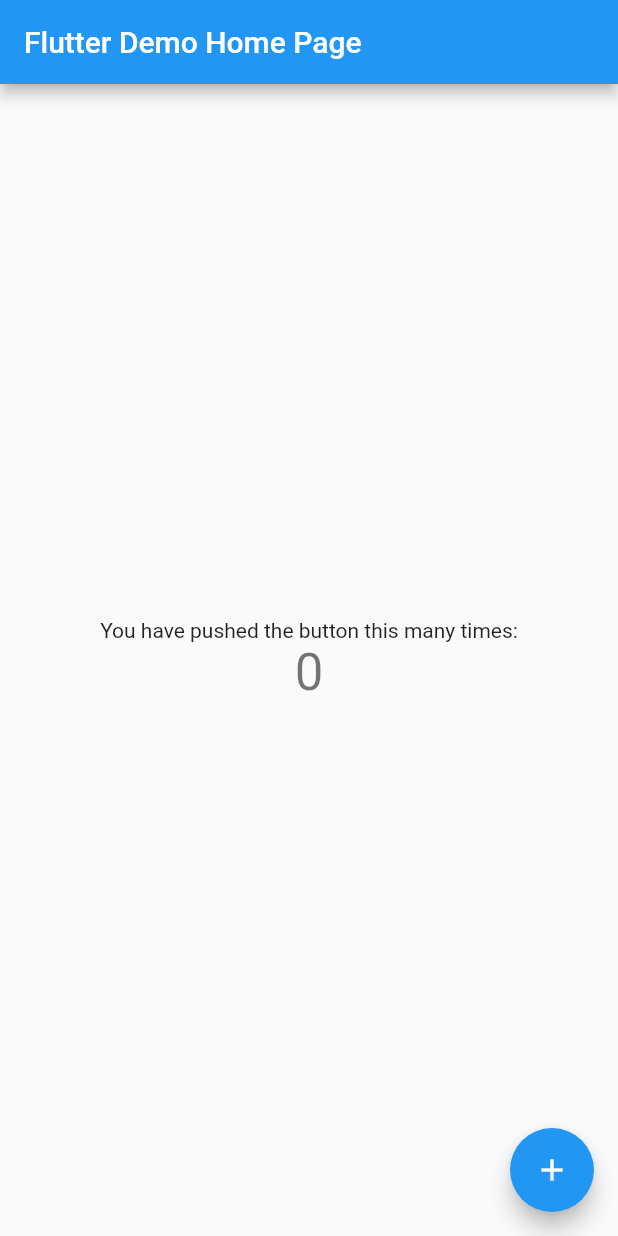
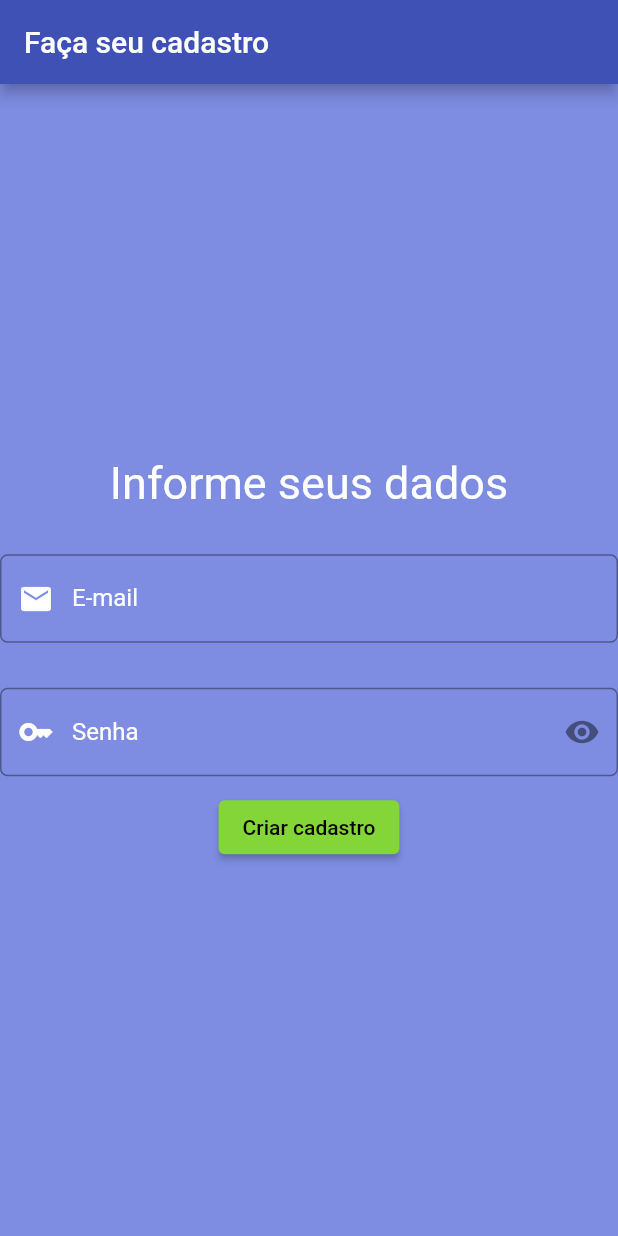
Before and after one commit to xk08/FlutterProjects--Cadastro_e_Login, a Flutter app: the screen it shows after launch, on a phone screen of 412 x 824 dp. Run offline on Flutter 3.47's test engine with Material 2 defaults, Android fonts, the light colour scheme and no system bars.

Commit message:
Evoluindo o projeto

```diff
--- /dev/null
+++ b/lib/cadastro/controllers/cadastro_controller.dart
@@ -0,0 +1,9 @@
+// ignore_for_file: avoid_print
+
+class CadastroController {
+  const CadastroController();
+
+  teste() {
+    print("Continua daqui...");
+  }
+}
--- /dev/null
+++ b/lib/cadastro/pages/cadastro_page.dart
@@ -0,0 +1,119 @@
+// ignore_for_file: avoid_print
+
+import 'package:cadastro_e_login/cadastro/controllers/cadastro_controller.dart';
+import 'package:cadastro_e_login/shared/widgets/button_widget.dart';
+import 'package:cadastro_e_login/shared/widgets/simple_text_widget.dart';
+import 'package:cadastro_e_login/shared/widgets/text_form_field_widget.dart';
+import 'package:flutter/material.dart';
+
+class CadastroPage extends StatefulWidget {
+  final String tituloPagina;
+  const CadastroPage({super.key, required this.tituloPagina});
+
+  @override
+  // ignore: no_logic_in_create_state
+  // ignore: todo
+  //TODO: Verificar o motivo da recomendação...
+  // ignore: no_logic_in_create_state
+  State<CadastroPage> createState() => _CadastroPageState(tituloPagina);
+}
+
+class _CadastroPageState extends State<CadastroPage> {
+  //Declara porém, inicia no initState da página
+  late CadastroController cadastroController;
+
+  final String tituloPagina;
+
+  bool obsecureTextPassword = true;
+  bool botaoEValido = true;
+
+  _CadastroPageState(this.tituloPagina);
+
+  @override
+  void initState() {
+    super.initState();
+
+    //Inicializa o objeto do controlador
+    cadastroController = const CadastroController();
+  }
+
+  @override
+  Widget build(BuildContext context) {
+    return Scaffold(
+      backgroundColor: const Color.fromARGB(255, 126, 141, 226),
+      appBar: AppBar(
+        backgroundColor: Colors.indigo,
+        title: Text(tituloPagina),
+        foregroundColor: Colors.white,
+      ),
+      body: Center(
+        child: Column(
+          crossAxisAlignment: CrossAxisAlignment.center,
+          mainAxisAlignment: MainAxisAlignment.center,
+          children: [
+            const SimpleTextWidget(
+                textoRecebido: "Informe seus dados", textSize: 30),
+            const SizedBox(height: 30),
+            TextFormFieldWidget(
+              enabled: true,
+              label: "E-mail",
+              obscureText: false,
+              readOnly: false,
+              icon: Icons.email,
+              hint: "Informe seu e-mail",
+              onChanged: (emailDigitado) {
+                print("Email: $emailDigitado");
+              },
+              validator: (email) {
+                if (email == null || email.isEmpty) {
+                  return "O e-mail é obrigatório";
+                }
+                return null;
+              },
+            ),
+            const SizedBox(height: 30),
+            TextFormFieldWidget(
+              enabled: true,
+              label: "Senha",
+              obscureText: obsecureTextPassword ? true : false,
+              readOnly: false,
+              icon: Icons.key,
+              suffixIcon: IconButton(
+                onPressed: () {
+                  setState(() {
+                    obsecureTextPassword = !obsecureTextPassword;
+                  });
+                },
+                icon: Icon(
+                  obsecureTextPassword
+                      ? Icons.visibility
+                      : Icons.visibility_off,
+                ),
+              ),
+              hint: "Informe sua senha",
+              onChanged: (senhaDigitada) {
+                print("Senha: $senhaDigitada");
+              },
+              validator: (senha) {
+                if (senha == null || senha.isEmpty) {
+                  return "A senha é obrigatória";
+                }
+                return null;
+              },
+            ),
+            const SizedBox(height: 10),
+            ButtonWidget(
+                textButton: "Criar cadastro",
+                colorButton: const Color.fromARGB(255, 132, 213, 55),
+                onPressed: botaoEValido
+                    ? () {
+                        print("Teste");
+                        cadastroController.teste();
+                      }
+                    : null) //Quando null, o botão fica desabilitado
+          ],
+        ),
+      ),
+    );
+  }
+}
--- a/lib/main.dart
+++ b/lib/main.dart
@@ -1,3 +1,4 @@
+import 'package:cadastro_e_login/cadastro/pages/cadastro_page.dart';
 import 'package:flutter/material.dart';
 
 void main() {
@@ -10,57 +11,11 @@
   @override
   Widget build(BuildContext context) {
     return MaterialApp(
-      title: 'Flutter Demo',
+      title: 'Cadastro e Login',
       theme: ThemeData(
-        primarySwatch: Colors.blue,
+        primarySwatch: Colors.grey,
       ),
-      home: const MyHomePage(title: 'Flutter Demo Home Page'),
+      home: const CadastroPage(tituloPagina: "Faça seu cadastro"),
     );
   }
 }
-
-class MyHomePage extends StatefulWidget {
-  const MyHomePage({super.key, required this.title});
-  final String title;
-
-  @override
-  State<MyHomePage> createState() => _MyHomePageState();
-}
-
-class _MyHomePageState extends State<MyHomePage> {
-  int _counter = 0;
-
-  void _incrementCounter() {
-    setState(() {
-      _counter++;
-    });
-  }
-
-  @override
-  Widget build(BuildContext context) {
-    return Scaffold(
-      appBar: AppBar(
-        title: Text(widget.title),
-      ),
-      body: Center(
-        child: Column(
-          mainAxisAlignment: MainAxisAlignment.center,
-          children: <Widget>[
-            const Text(
-              'You have pushed the button this many times:',
-            ),
-            Text(
-              '$_counter',
-              style: Theme.of(context).textTheme.headline4,
-            ),
-          ],
-        ),
-      ),
-      floatingActionButton: FloatingActionButton(
-        onPressed: _incrementCounter,
-        tooltip: 'Increment',
-        child: const Icon(Icons.add),
-      ), // This trailing comma makes auto-formatting nicer for build methods.
-    );
-  }
-}
--- /dev/null
+++ b/lib/shared/widgets/button_widget.dart
@@ -0,0 +1,28 @@
+import 'package:flutter/material.dart';
+
+class ButtonWidget extends StatelessWidget {
+  final String? textButton;
+  final Color? colorButton;
+
+  //Retorna uma função para quem chamar o Widget
+  final Function()? onPressed;
+
+  const ButtonWidget({
+    super.key,
+    this.textButton,
+    this.colorButton,
+    this.onPressed,
+  });
+
+  @override
+  Widget build(BuildContext context) {
+    return ElevatedButton(
+      style: ButtonStyle(
+        backgroundColor:
+            MaterialStateProperty.all<Color>(colorButton ?? Colors.black),
+      ),
+      onPressed: onPressed,
+      child: Text(textButton ?? "Clique aqui"),
+    );
+  }
+}
--- /dev/null
+++ b/lib/shared/widgets/simple_text_widget.dart
@@ -0,0 +1,24 @@
+import 'package:flutter/material.dart';
+
+class SimpleTextWidget extends StatelessWidget {
+  final String textoRecebido;
+  final Color? textColor;
+  final double? textSize;
+
+  const SimpleTextWidget({
+    super.key,
+    required this.textoRecebido,
+    this.textColor,
+    this.textSize,
+  });
+
+  @override
+  Widget build(BuildContext context) {
+    return Text(
+      textoRecebido,
+      textAlign: TextAlign.center,
+      style: TextStyle(
+          color: textColor ?? Colors.white, fontSize: textSize ?? 20.0),
+    );
+  }
+}
--- /dev/null
+++ b/lib/shared/widgets/text_form_field_widget.dart
@@ -0,0 +1,90 @@
+import 'package:flutter/material.dart';
+import 'package:flutter/services.dart';
+
+class TextFormFieldWidget extends StatelessWidget {
+  final String label;
+  final IconData? icon;
+  final String? hint;
+  final bool obscureText;
+  final bool enabled;
+  final TextEditingController? controller;
+  final Widget? suffixIcon;
+  final Color? labelColor;
+  final Color? floatingLabelStyleColor;
+
+  final InputBorder? border;
+
+  final InputBorder? borderFocused;
+
+  final TextStyle? style;
+
+  final String? Function(String? text)? validator;
+  final void Function(String? text)? onSaved;
+  final void Function(String? text)? onChanged;
+  final void Function()? onTap;
+  final TextInputType? keyboardType;
+  final List<TextInputFormatter>? inputFormatters;
+  final bool readOnly;
+
+  const TextFormFieldWidget({
+    super.key,
+    required this.label,
+    required this.obscureText,
+    required this.enabled,
+    required this.readOnly,
+    this.icon,
+    this.hint,
+    this.controller,
+    this.suffixIcon,
+    this.labelColor,
+    this.floatingLabelStyleColor,
+    this.border,
+    this.borderFocused,
+    this.style,
+    this.validator,
+    this.onSaved,
+    this.onChanged,
+    this.onTap,
+    this.keyboardType,
+    this.inputFormatters,
+  });
+
+  @override
+  Widget build(BuildContext context) {
+    return TextFormField(
+      style: style,
+      keyboardType: keyboardType,
+      inputFormatters: inputFormatters,
+      autovalidateMode: AutovalidateMode.onUserInteraction,
+      controller: controller,
+      validator: validator,
+      onSaved: onSaved,
+      onChanged: onChanged,
+      readOnly: readOnly,
+      decoration: InputDecoration(
+        floatingLabelStyle:
+            TextStyle(color: floatingLabelStyleColor ?? Colors.white),
+        labelStyle: TextStyle(color: labelColor ?? Colors.white),
+        suffixIcon: suffixIcon,
+        labelText: label,
+        hintText: hint,
+        border: border ??
+            const OutlineInputBorder(
+              borderRadius: BorderRadius.all(
+                Radius.circular(5.0),
+              ),
+            ),
+        focusedBorder: borderFocused,
+        prefixIcon: icon == null
+            ? null
+            : Icon(
+                icon,
+                color: Colors.white,
+              ),
+      ),
+      obscureText: obscureText,
+      enabled: enabled,
+      onTap: onTap,
+    );
+  }
+}
```
